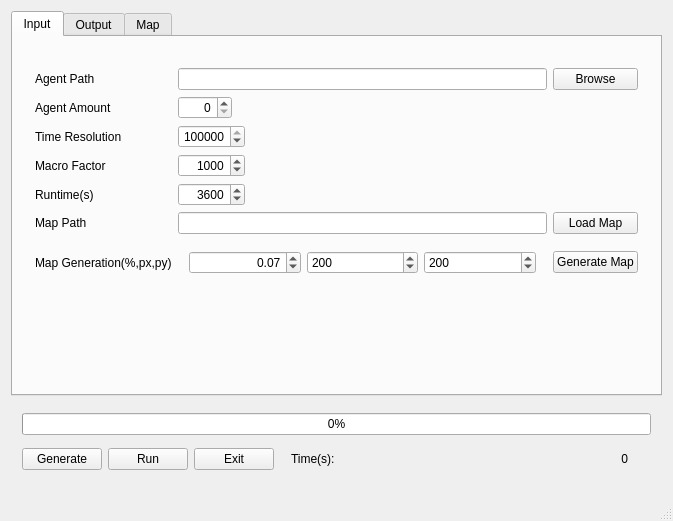
Above: mainwindow.ui from sojoe02/RANA before the change. Below: the same form after it.
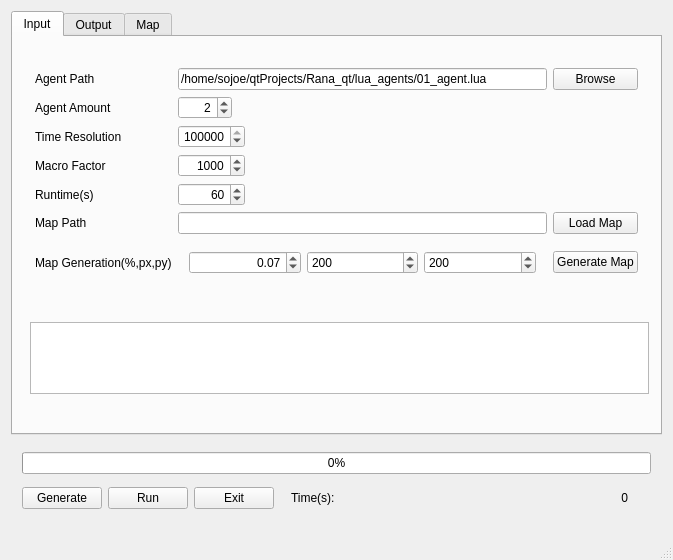
That is the form after the change.

Patch:
```diff
--- a/mainwindow.ui
+++ b/mainwindow.ui
@@ -114,7 +114,7 @@
       </layout>
      </widget>
     </item>
-    <item row="0" column="0">
+    <item row="1" column="0">
      <widget class="QTabWidget" name="tabWidget">
       <property name="currentIndex">
        <number>0</number>
@@ -222,9 +222,15 @@
              <property name="alignment">
               <set>Qt::AlignRight|Qt::AlignTrailing|Qt::AlignVCenter</set>
              </property>
+             <property name="minimum">
+              <number>1</number>
+             </property>
              <property name="maximum">
               <number>1000</number>
              </property>
+             <property name="value">
+              <number>2</number>
+             </property>
             </widget>
            </item>
            <item row="1" column="2">
@@ -235,6 +241,9 @@
                <verstretch>0</verstretch>
               </sizepolicy>
              </property>
+             <property name="text">
+              <string>/home/sojoe/qtProjects/Rana_qt/lua_agents/01_agent.lua</string>
+             </property>
             </widget>
            </item>
            <item row="6" column="2">
@@ -387,7 +396,7 @@
               <number>60</number>
              </property>
              <property name="value">
-              <number>3600</number>
+              <number>60</number>
              </property>
             </widget>
            </item>
@@ -401,17 +410,16 @@
           </property>
          </widget>
         </item>
+        <item row="17" column="1">
+         <widget class="QTextEdit" name="outputTextEdit"/>
+        </item>
        </layout>
       </widget>
       <widget class="QWidget" name="tab">
        <attribute name="title">
         <string>Output</string>
        </attribute>
-       <layout class="QGridLayout" name="gridLayout">
-        <item row="0" column="0">
-         <widget class="QTextEdit" name="outputTextEdit"/>
-        </item>
-       </layout>
+       <layout class="QGridLayout" name="gridLayout"/>
       </widget>
       <widget class="QWidget" name="tab_2">
        <attribute name="title">
```
